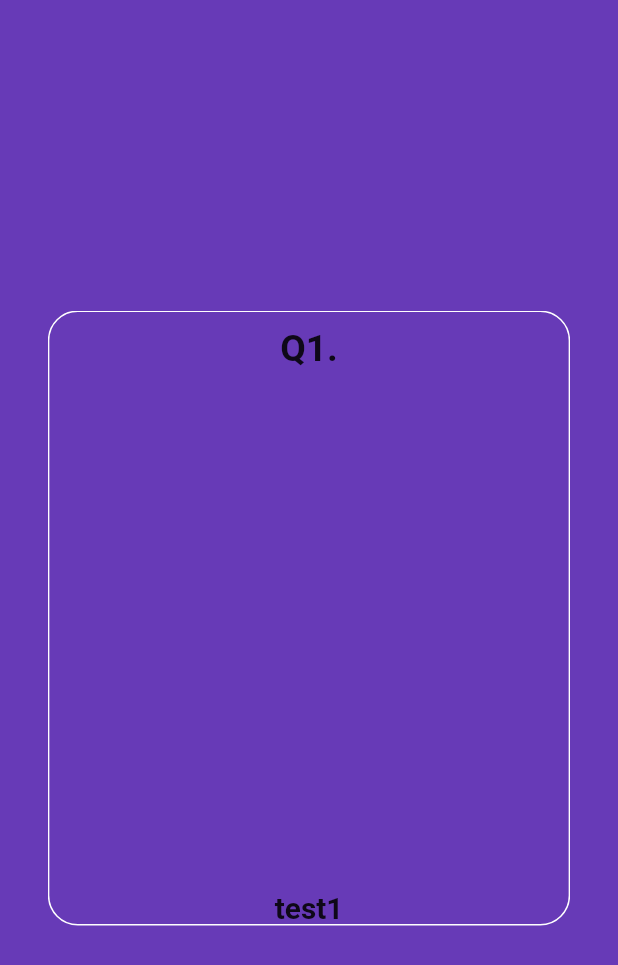
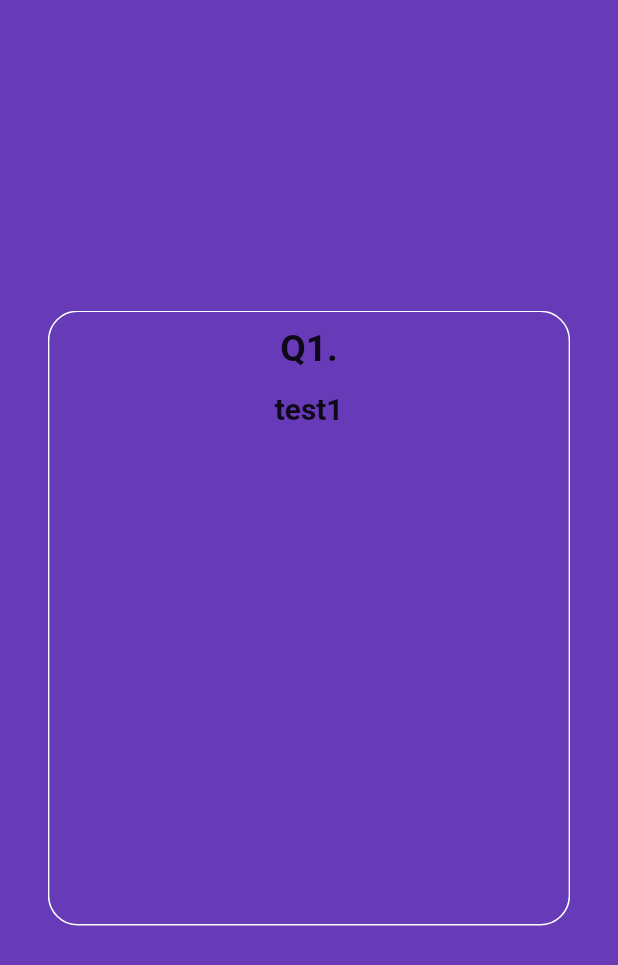
Before and after one commit to kimgeuntae/flutter_quiz_app, a Flutter app: the screen it shows after launch, after a tap on "지금 퀴즈 풀기", on a phone screen of 412 x 824 dp. Shown: the top 965 px of the screen. Run offline on Flutter 3.47's test engine with Material 2 defaults, Android fonts, the phone set to English and light mode, and no system bars; drawn by our look-alikes of auto_size_text, card_swiper.

Commit message:
Add: 레이아웃 배치 조정

```diff
--- a/lib/screen/quiz_screen.dart
+++ b/lib/screen/quiz_screen.dart
@@ -69,7 +69,7 @@ class _QuizScreenState extends State<QuizScreen> {
           ),
           Container(
             width: width * 0.8,
-            padding: EdgeInsets.only(top: width * 0.82),
+            padding: EdgeInsets.only(top: width * 0.012),
             child: AutoSizeText(
               quiz.title,
               textAlign: TextAlign.center,
@@ -80,6 +80,10 @@ class _QuizScreenState extends State<QuizScreen> {
               ),
             ),
           ),
+          Expanded(child: Container()),
+          Column(
+            children: [],
+          )
         ],
       ),
     );
```
